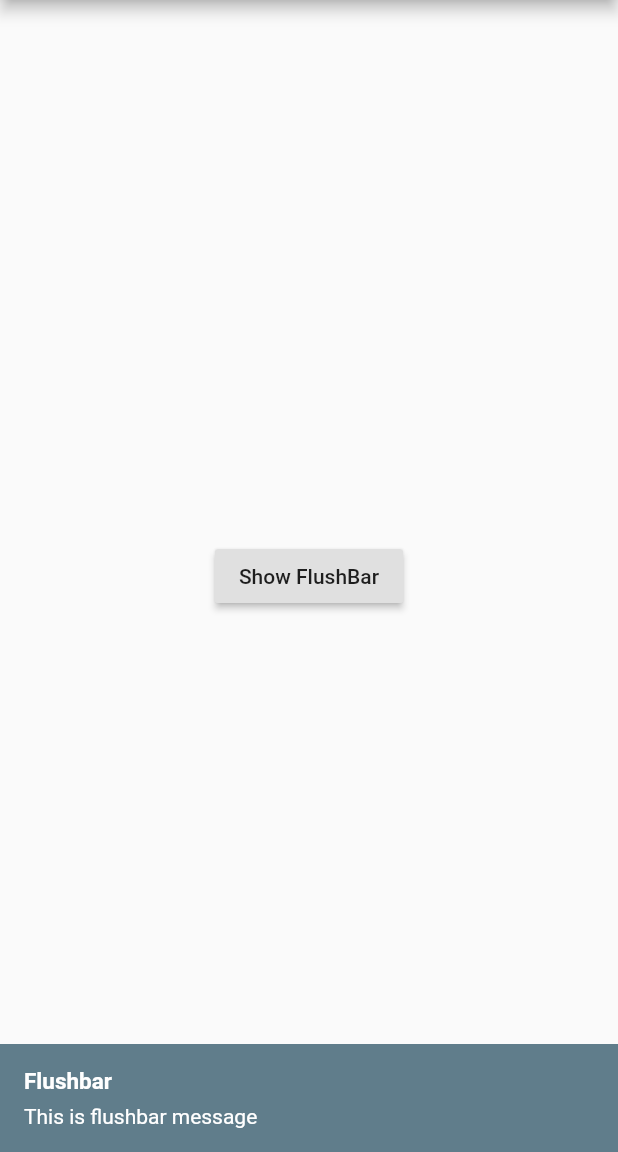
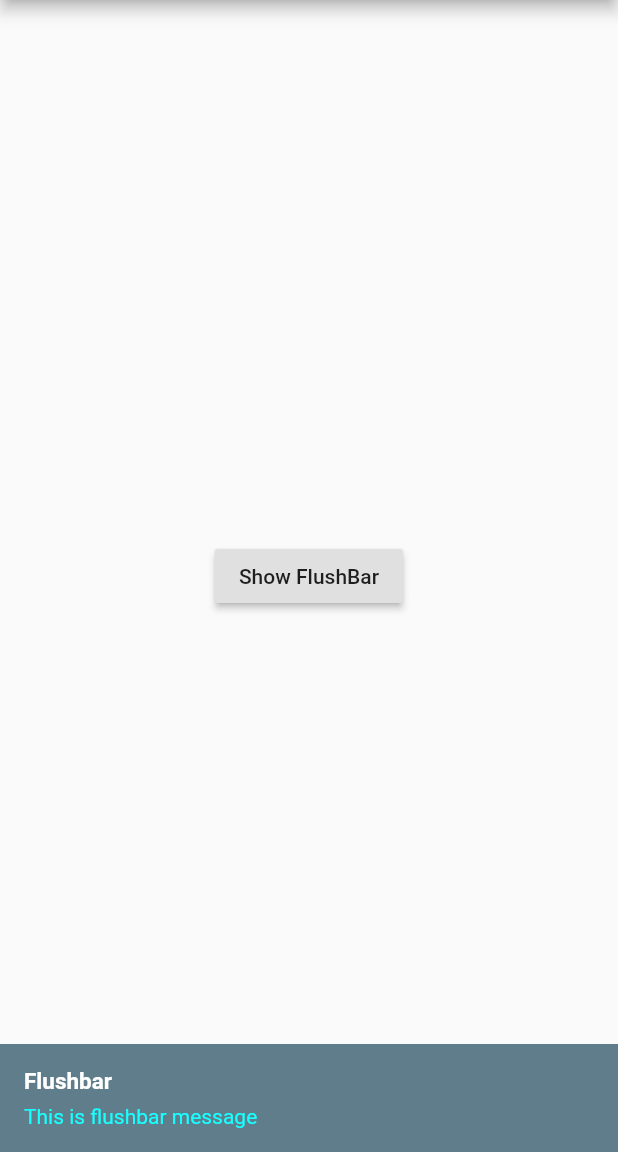
Before and after one commit to aceead/widgetadvanced, a Flutter app: the screen it shows after launch, after a tap on "Show FlushBar", on a phone screen of 412 x 824 dp, the part 84-1236 px from its top. Run offline on Flutter 3.47's test engine with Material 2 defaults, Android fonts, the phone set to English and light mode, and no system bars; our stand-ins replace flushbar, toast.

```diff
--- a/lib/main.dart
+++ b/lib/main.dart
@@ -44,7 +44,8 @@ class _MyHomePageState extends State<MyHomePage> {
           onPressed: () {
             Flushbar(
               title: 'Flushbar',
-              message: 'This is flushbar message',
+              //message: 'This is flushbar message',
+              messageText: Text('This is flushbar message', style: TextStyle(color: Colors.cyanAccent)),
               backgroundColor: Colors.blueGrey,
             ).show(context);
           },
```
Also changed, not shown: 1 other file.
